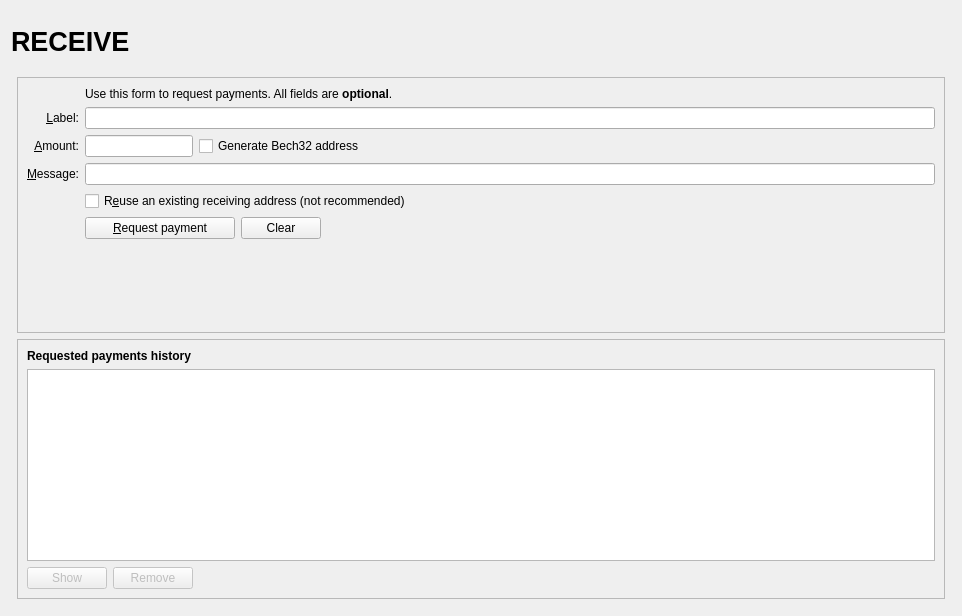
This is src/qt/forms/receivecoinsdialog.ui in x-yggdrasil-x/Sleipnir as Qt 5 draws it before an edit. The edited form follows.
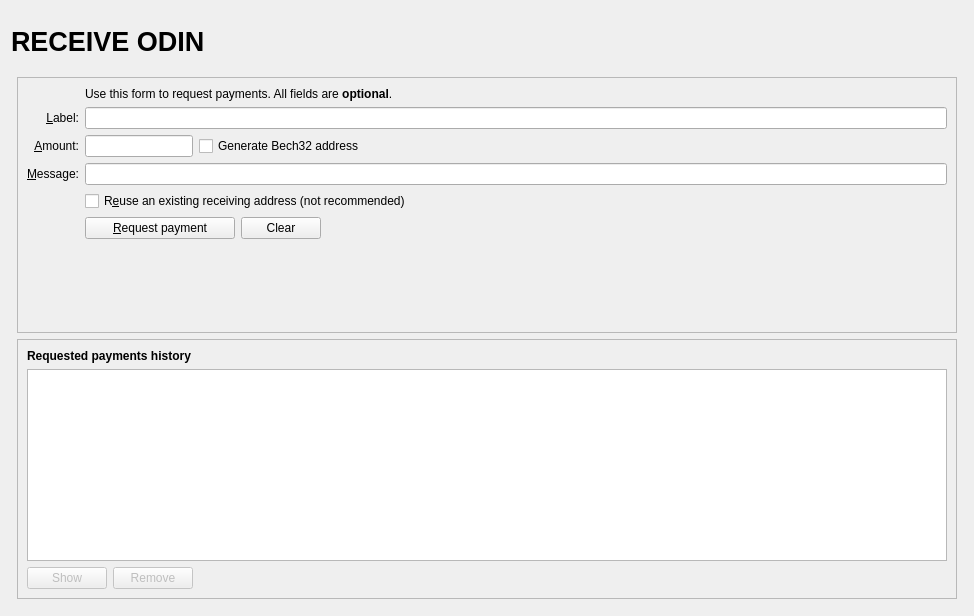
This is the edited form. Icons and pictures are not drawn. Custom widgets are drawn as their Qt base class.

```diff
--- a/src/qt/forms/receivecoinsdialog.ui
+++ b/src/qt/forms/receivecoinsdialog.ui
@@ -6,7 +6,7 @@
    <rect>
     <x>0</x>
     <y>0</y>
-    <width>962</width>
+    <width>974</width>
     <height>616</height>
    </rect>
   </property>
@@ -55,7 +55,7 @@
              </font>
             </property>
             <property name="text">
-             <string>RECEIVE</string>
+             <string>RECEIVE ODIN</string>
             </property>
            </widget>
           </item>
```
Left out of the diff: 26 changed lines with no effect on the pictures. Lines whose indentation alone changed are shown as unchanged.
